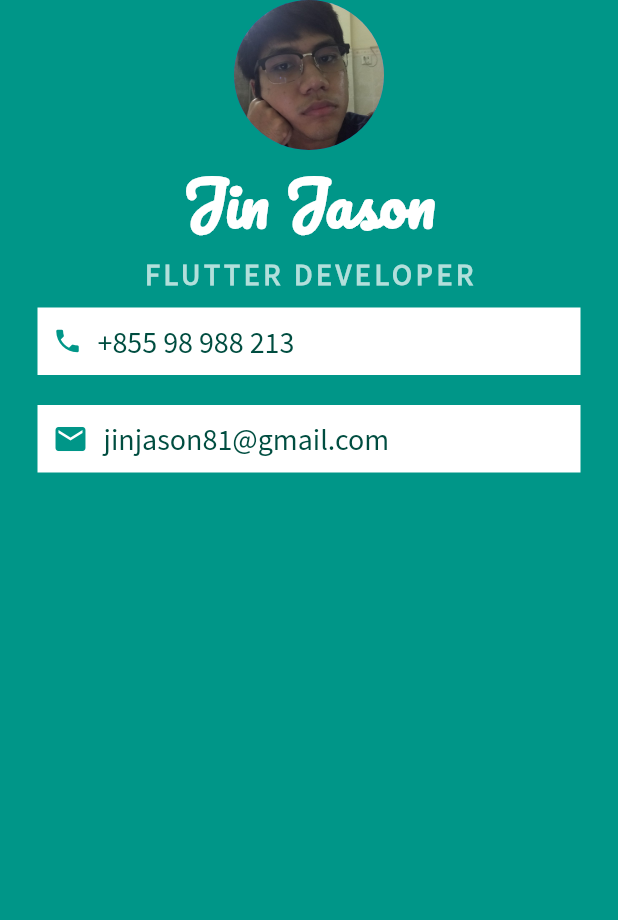
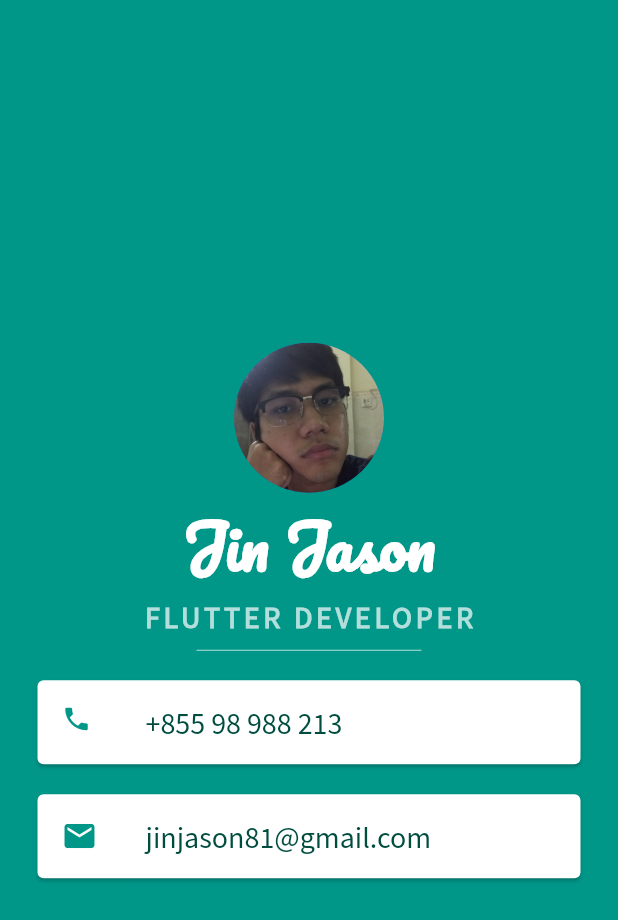
Before and after one commit to suthirakprom/Flutter_mi-card, a Flutter app: the screen it shows after launch, on a phone screen of 412 x 824 dp. Shown: the top 920 px of the screen. Run offline on Flutter 3.47's test engine with Material 2 defaults, Android fonts, the phone set to English and light mode, and no system bars.

Commit message:
completed project with no customization

```diff
--- a/lib/main.dart
+++ b/lib/main.dart
@@ -13,6 +13,7 @@ class MyApp extends StatelessWidget {
         backgroundColor: Colors.teal,
         body: SafeArea(
           child: Column(
+            mainAxisAlignment: MainAxisAlignment.center,
             children: <Widget>[
               CircleAvatar(
                 radius: 50,
@@ -37,21 +38,22 @@ class MyApp extends StatelessWidget {
                   fontWeight: FontWeight.bold,
                 ),
               ),
-              Container(
-                color: Colors.white,
+              SizedBox(
+                height: 20,
+                width: 150,
+                child: Divider(
+                  color: Colors.teal[100],
+                ),
+              ),
+              Card(
                 margin: EdgeInsets.fromLTRB(25, 10, 25, 10),
-                padding: EdgeInsets.all(10),
-                child: Row(
-                  children: <Widget>[
-                    Icon(
+                child: ListTile(
+                  leading: Icon(
                     Icons.phone,
                     color: Colors.teal,
                     size: 20,
                   ),
-                    SizedBox(
-                      width: 10,
-                    ),
-                    Text(
+                  title: Text(
                     '+855 98 988 213',
                     style: TextStyle(
                       color: Colors.teal[900],
@@ -59,23 +61,16 @@ class MyApp extends StatelessWidget {
                       fontSize: 20,
                     ),
                   ),
-                  ],
                 ),
               ),
-              Container(
+              Card(
                 margin: EdgeInsets.fromLTRB(25, 10, 25, 10),
-                padding: EdgeInsets.all(10),
-                color: Colors.white,
-                child: Row(
-                  children: <Widget>[
-                    Icon(
+                child: ListTile(
+                  leading: Icon(
                     Icons.email,
                     color: Colors.teal,
                   ),
-                    SizedBox(
-                      width: 10,
-                    ),
-                    Text(
+                  title: Text(
                     'jinjason81@gmail.com',
                     style: TextStyle(
                       fontFamily: 'Source Sans Pro',
@@ -83,7 +78,6 @@ class MyApp extends StatelessWidget {
                       color: Colors.teal[900],
                     ),
                   ),
-                  ],
                 ),
               ),
             ],
```
Lines whose indentation alone changed are shown as unchanged.
